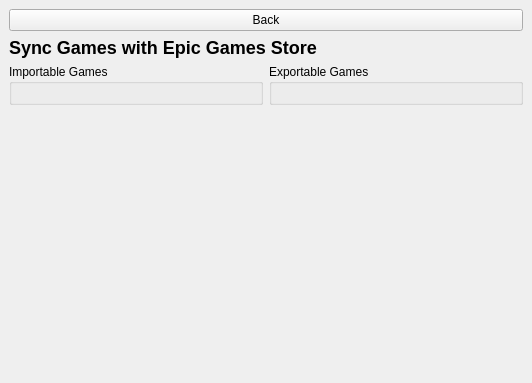
Above: rare/ui/components/tabs/settings/legendary.ui from RareDevs/Rare before the change. Below: the same form after it.
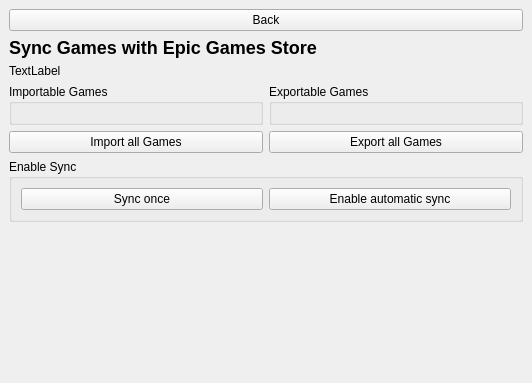
That is the form after the change.

Commit message: Add egl sync options

Patch:
```diff
--- a/rare/ui/components/tabs/settings/legendary.ui
+++ b/rare/ui/components/tabs/settings/legendary.ui
@@ -150,16 +150,15 @@
      <layout class="QVBoxLayout" name="pathedit_placeholder"/>
     </item>
     <item>
-     <layout class="QHBoxLayout" name="horizontalLayout">
-      <item>
-       <widget class="QGroupBox" name="exportable_games">
-        <property name="title">
-         <string>Importable Games</string>
-        </property>
-        <layout class="QVBoxLayout" name="verticalLayout_3"/>
-       </widget>
-      </item>
-      <item>
+     <widget class="QLabel" name="path_info">
+      <property name="text">
+       <string>TextLabel</string>
+      </property>
+     </widget>
+    </item>
+    <item>
+     <layout class="QGridLayout" name="gridLayout">
+      <item row="0" column="1">
        <widget class="QGroupBox" name="importable_games">
         <property name="title">
          <string>Exportable Games</string>
@@ -167,8 +166,53 @@
         <layout class="QVBoxLayout" name="verticalLayout_4"/>
        </widget>
       </item>
+      <item row="0" column="0">
+       <widget class="QGroupBox" name="exportable_games">
+        <property name="title">
+         <string>Importable Games</string>
+        </property>
+        <layout class="QVBoxLayout" name="verticalLayout_3"/>
+       </widget>
+      </item>
+      <item row="1" column="0">
+       <widget class="QPushButton" name="import_all_button">
+        <property name="text">
+         <string>Import all Games</string>
+        </property>
+       </widget>
+      </item>
+      <item row="1" column="1">
+       <widget class="QPushButton" name="export_all_button">
+        <property name="text">
+         <string>Export all Games</string>
+        </property>
+       </widget>
+      </item>
      </layout>
     </item>
+    <item>
+     <widget class="QGroupBox" name="groupBox">
+      <property name="title">
+       <string>Enable Sync</string>
+      </property>
+      <layout class="QHBoxLayout" name="horizontalLayout">
+       <item>
+        <widget class="QPushButton" name="sync_once_button">
+         <property name="text">
+          <string>Sync once</string>
+         </property>
+        </widget>
+       </item>
+       <item>
+        <widget class="QPushButton" name="enable_sync_button">
+         <property name="text">
+          <string>Enable automatic sync</string>
+         </property>
+        </widget>
+       </item>
+      </layout>
+     </widget>
+    </item>
     <item>
      <spacer name="verticalSpacer">
       <property name="orientation">
```
Left out of the diff: 2 changed lines with no effect on the pictures. The commit also changes 3 other files.
